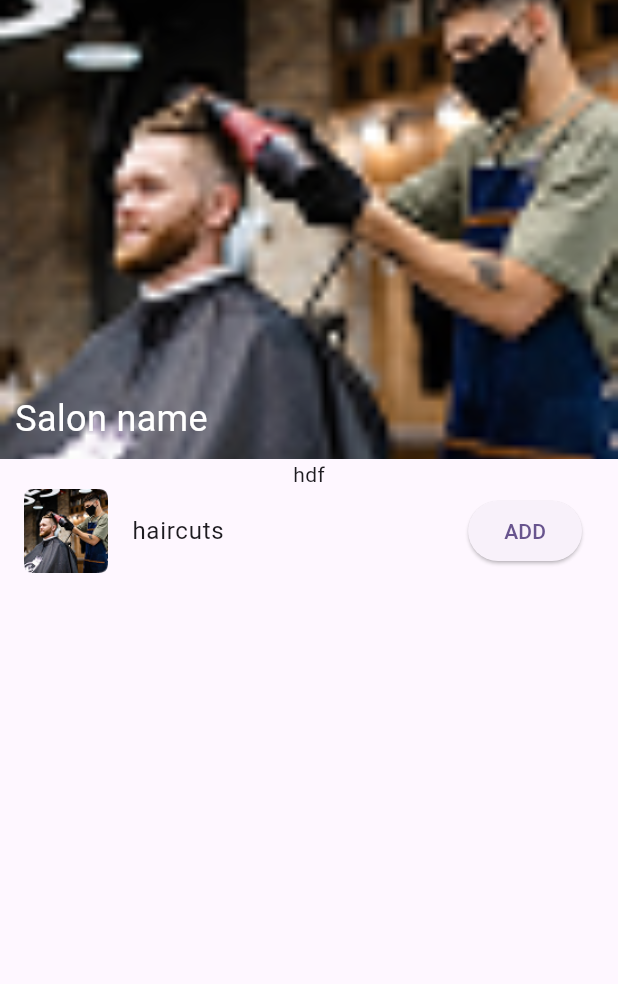
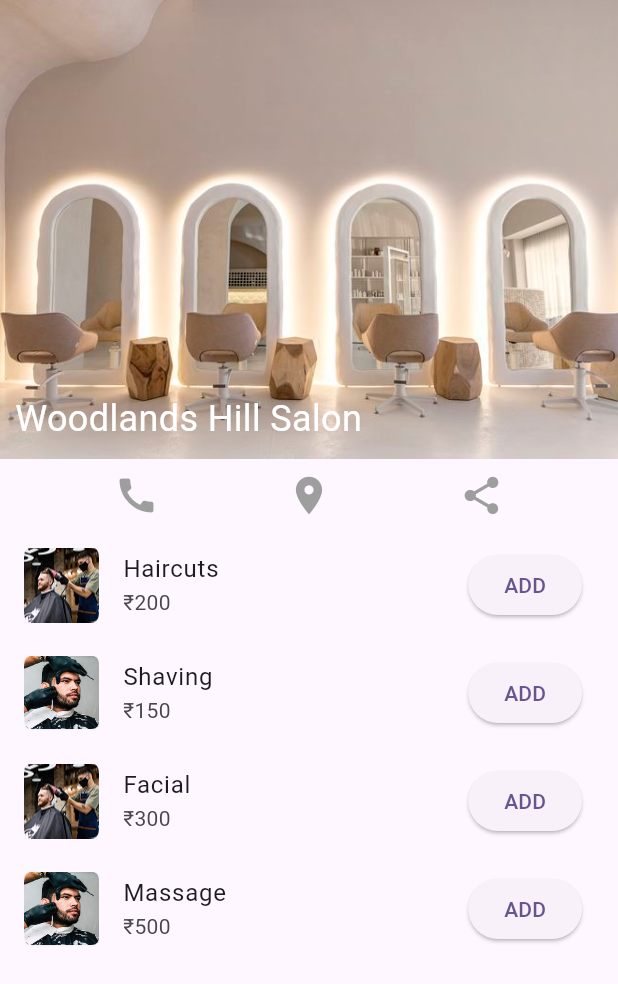
Before and after one commit to Jainamshah299/Salon-booking, a Flutter app: the Salondetailpage screen opened directly, on a phone screen of 412 x 824 dp. Shown: the top 984 px of the screen. Run offline on Flutter 3.47's test engine with Material 3 defaults, Android fonts, the phone set to English and light mode, and no system bars; our stand-ins replace carousel_slider, fluttertoast; network calls fail.

```diff
--- a/lib/SalonDetailPage.dart
+++ b/lib/SalonDetailPage.dart
@@ -1,3 +1,4 @@
+import 'package:demo/Slotbook.dart';
 import 'package:flutter/material.dart';
 
 class Salondetailpage extends StatefulWidget {
@@ -8,12 +9,24 @@ class Salondetailpage extends StatefulWidget {
 }
 
 class _SalondetailpageState extends State<Salondetailpage> {
-  var service = ["haircuts"];
-  var image = ["assets/image/Rectangle_3.png"];
-  var button = ["ADD"];
-  bool isAdded = false;
+  final List<String> service = ["Haircuts", "Shaving", "Facial", "Massage"];
+  final List<String> image = [
+    "assets/image/Rectangle_3.png",
+    "assets/image/beard.png",
+    "assets/image/Rectangle_3.png",
+    "assets/image/beard.png"
+  ];
+  final List<int> price = [200, 150, 300, 500];
+
+  Map<int, bool> isSelected = {};
+
   @override
   Widget build(BuildContext context) {
+    int totalPrice = 0;
+    isSelected.forEach((key, value) {
+      if (value) totalPrice += price[key];
+    });
+
     return Scaffold(
       body: Column(
         children: [
@@ -24,13 +37,7 @@ class _SalondetailpageState extends State<Salondetailpage> {
                   Stack(
                     children: [
                       Image.asset(
-                        'assets/image/Rectangle_3.png',
-                        width: double.infinity,
-                        fit: BoxFit.cover,
-                        height: 306,
-                      ),
-                      Image.asset(
-                        'assets/image/Rectangle_3.png',
+                        'assets/image/aesthetic_salon.jpg',
                         width: double.infinity,
                         fit: BoxFit.cover,
                         height: 306,
@@ -39,18 +46,33 @@ class _SalondetailpageState extends State<Salondetailpage> {
                         left: 10,
                         bottom: 10,
                         child: Text(
-                          "Salon name",
+                          "Woodlands Hill Salon",
                           style: TextStyle(color: Colors.white, fontSize: 24),
                         ),
                       )
                     ],
                   ),
-                  Container(
-                    height: 20,
-                    child: Text("hdf"),
+                  Positioned(
+                    left: 10,
+                    bottom: 10,
+                    child:Row(
+                      mainAxisAlignment: MainAxisAlignment.spaceEvenly,
+                      children: [
+                        IconButton(
+                          icon:Icon(Icons.call,color: Colors.grey,size: 30),
+                          onPressed: (){},),
+                        IconButton(
+                          icon:Icon(Icons.location_on,color: Colors.grey,size: 30),
+                          onPressed: (){},),
+                        IconButton(
+                          icon:Icon(Icons.share,color: Colors.grey,size: 30),
+                          onPressed: (){},),
+                      ],
                     ),
-                  Column(
-                    children: [
+                  ),
+
+
+
                   ListView.builder(
                     itemCount: service.length,
                     shrinkWrap: true,
@@ -60,35 +82,28 @@ class _SalondetailpageState extends State<Salondetailpage> {
                         leading: Image.asset(
                           image[index],
                           fit: BoxFit.fill,
+                          width: 50,
+                          height: 50,
                         ),
+
                         title: Text(service[index]),
-                              trailing: ElevatedButton.icon(
+                        subtitle: Text("₹${price[index]}"),
+                        trailing: ElevatedButton(
                           onPressed: () {
-                                    if(isAdded){
                             setState(() {
-                                        isAdded=false;
-
+                              isSelected[index] = !(isSelected[index] ?? false);
                             });
-                                    }
-                                    else{
-                                      setState(() {
-                                        isAdded=true;
-
-                                      });
-
-                                    }
-
-
-                                  }, label: Text("ADD")),
+                          },
+                          child: Text(isSelected[index] == true ? "REMOVE" : "ADD"),
+                        ),
                       );
-                          })
-                    ],
+                    },
                   ),
                 ],
               ),
             ),
           ),
-          if(isAdded)...[
+          if (isSelected.containsValue(true))
             Container(
               margin: EdgeInsets.all(16),
               padding: EdgeInsets.all(16),
@@ -100,37 +115,28 @@ class _SalondetailpageState extends State<Salondetailpage> {
               child: Row(
                 mainAxisAlignment: MainAxisAlignment.spaceBetween,
                 children: [
-                  Row(
-                    children: [
-                      Container(
-                        height: 34,
-                        width: 34,
-                        margin: EdgeInsets.only(right: 16),
-                        alignment: Alignment.center,
-                        decoration: BoxDecoration(
-                          border: Border.all(color: Colors.white),
-                          borderRadius: BorderRadius.all(Radius.circular(4)),
-                        ),
-                        child: Text("2",style: TextStyle(color: Colors.white),),
-                      ),
                   Column(
                     crossAxisAlignment: CrossAxisAlignment.start,
-                        mainAxisAlignment: MainAxisAlignment.start,
                     children: [
-                          Text("449",style: TextStyle(color: Colors.white)),
-                          Text("plus taxes",style: TextStyle(color: Colors.white)),
-                        ],)
+                      Text("Total: ₹$totalPrice", style: TextStyle(color: Colors.white, fontSize: 18, fontWeight: FontWeight.bold)),
+
                     ],
                   ),
-                  Text("Continue",style: TextStyle(color: Colors.white)),
+                  GestureDetector(
+                    onTap: () {
+                      Navigator.push(
+                        context,
+                        MaterialPageRoute(builder: (context) => Slotbook()),
+                      );
+                    },
+                    child: Text("Continue", style: TextStyle(color: Colors.white, fontSize: 16)),
+                  ),
                 ],
-
               ),
             ),
-          ],
-
         ],
       ),
     );
   }
+
 }
--- a/lib/Screen.dart
+++ b/lib/Screen.dart
@@ -35,7 +35,7 @@ class _SplashScreenState extends State<SplashScreen> {
           width: double.infinity,
           height: double.infinity,
           decoration: const BoxDecoration(
-            color: Color(0xFF1D1A25), // Background color
+            color: Colors.white, // Background color
           ),
           child: Center(
             child: Image.asset(
--- a/lib/appointment.dart
+++ b/lib/appointment.dart
@@ -11,6 +11,9 @@ class appointment extends StatefulWidget {
 class _appointmentState extends State<appointment> {
   @override
   Widget build(BuildContext context) {
-    return const Placeholder();
+    return Scaffold(
+      appBar: AppBar(title:Text("Your Bookings"),)
+
+    );
   }
 }
--- a/lib/main.dart
+++ b/lib/main.dart
@@ -1,4 +1,7 @@
 
+import 'package:demo/SalonDetailPage.dart';
+import 'package:demo/Slotbook.dart';
+import 'package:demo/dashboard.dart';
 import 'package:flutter/material.dart';
 import 'package:demo/loginScreen.dart';
 import 'package:demo/Screen.dart';
@@ -19,7 +22,7 @@ class MyApp extends StatelessWidget {
           colorScheme: ColorScheme.fromSeed(seedColor: Colors.deepPurple),
           useMaterial3: true,
         ),
-        home: const SplashScreen(),
+        home: SplashScreen(),
         );
   }
 }
--- a/pubspec.yaml
+++ b/pubspec.yaml
@@ -35,6 +35,7 @@ dependencies:
   carousel_slider: ^5.0.0
   image_picker: ^1.1.2
   intl: ^0.20.2
+  flutter_credit_card: ^4.0.1
 
 
   # The following adds the Cupertino Icons font to your application.
```
Also changed, not shown: lib/HomePage.dart (+5 -4 lines), lib/Payment.dart (added, +39 -0 lines), lib/SignUpScreen.dart (+89 -13 lines), lib/Slotbook.dart (added, +300 -0 lines), lib/profie.dart (+26 -2 lines), assets/image/aesthetic_salon.jpg (added), assets/image/salonimage_1.jpg (added), pubspec.lock. Lines whose indentation alone changed are shown as unchanged.
